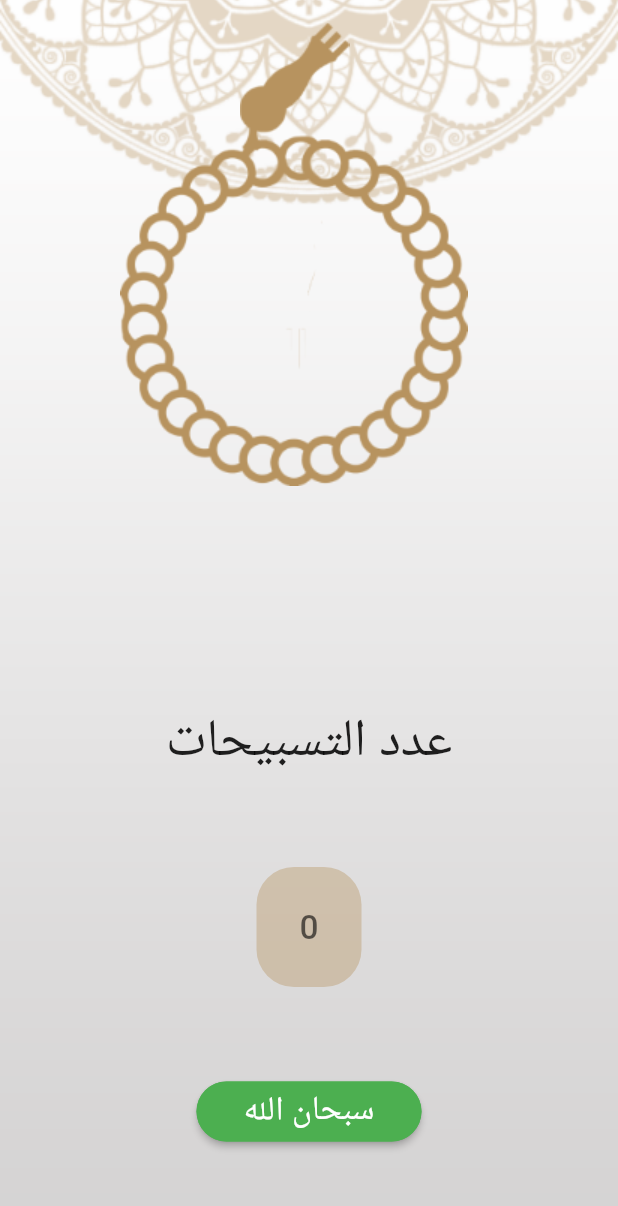
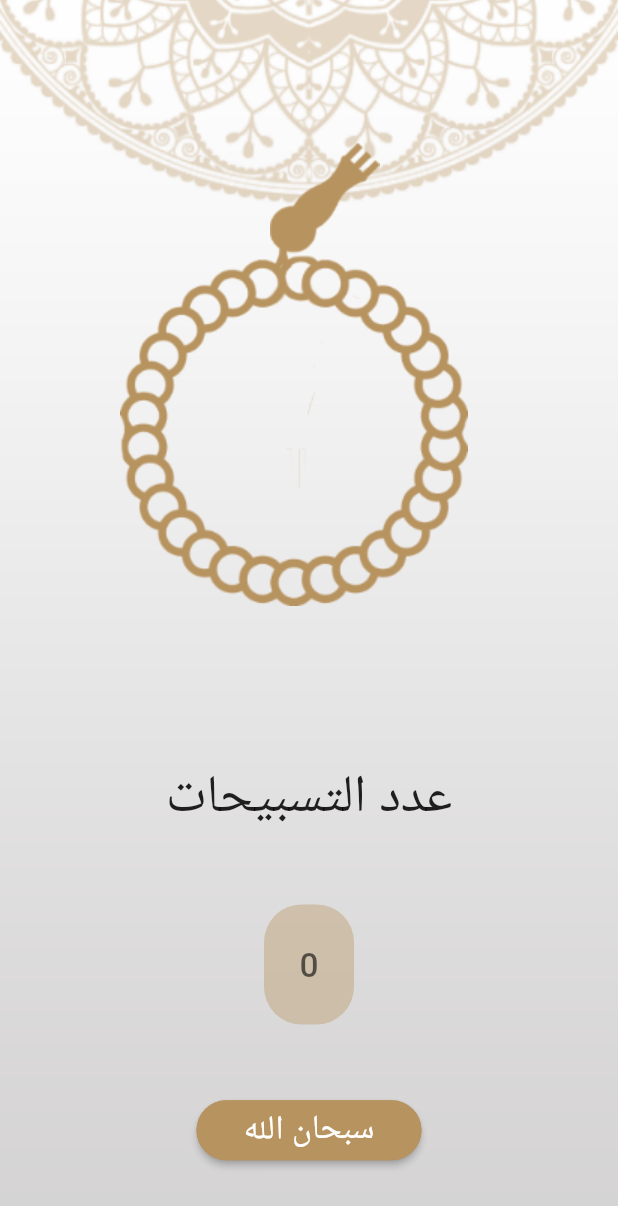
Before and after one commit to Eyadzz/Quran_Application, a Flutter app: the TasbeehScreen screen opened by its route, on a phone screen of 412 x 824 dp. Shown: the top 1206 px of the screen. Run offline on Flutter 3.47's test engine with Material 2 defaults, Android fonts, the phone set to English and light mode, and no system bars; our stand-ins replace splashscreen.

Commit message:
changed buttons size, sebha position

```diff
--- a/lib/Home.dart
+++ b/lib/Home.dart
@@ -35,7 +35,7 @@ class _HomeState extends State<Home> {
         children: [
             QuranScreen(),
             Container(
-              child: Center(child: Text("Radio"),),
+              child: Center(child: Text("radio broke"),),
             ),
             TasbeehScreen(),
             HadethScreen(),
--- a/lib/TasbeehCounterDisplay.dart
+++ b/lib/TasbeehCounterDisplay.dart
@@ -49,7 +49,7 @@ class _TasbeehCounterDisplayState extends State<TasbeehCounterDisplay> {
             style: ButtonStyle(
                 backgroundColor: MaterialStateProperty.all(
                     Color.fromRGBO(183, 147, 95, 1).withAlpha(100)),
-                fixedSize: MaterialStateProperty.all(Size(70, 80)),
+                minimumSize: MaterialStateProperty.all(Size(60,80)),
                 shape: MaterialStateProperty.all<RoundedRectangleBorder>(
                     RoundedRectangleBorder(
                   borderRadius: BorderRadius.circular(25.0),
@@ -58,12 +58,12 @@ class _TasbeehCounterDisplayState extends State<TasbeehCounterDisplay> {
             onPressed: _incrementTasbeehCounter,
             child: Text(tasbeehButtonLabel, textScaleFactor: 1.6),
             style: ButtonStyle(
-                backgroundColor: MaterialStateProperty.all(Colors.green),
-                fixedSize: MaterialStateProperty.all(Size(150, 40)),
+                backgroundColor: MaterialStateProperty.all(Color.fromRGBO(183, 147, 95, 1)),
+                minimumSize: MaterialStateProperty.all(Size(150,40)),
                 shape: MaterialStateProperty.all<RoundedRectangleBorder>(
                     RoundedRectangleBorder(
                         borderRadius: BorderRadius.circular(25.0),
-                        side: BorderSide(color: Colors.green)))))
+                        side: BorderSide(color: Color.fromRGBO(183, 147, 95, 1))))))
       ],
     );
   }
--- a/lib/TasbeehScreen.dart
+++ b/lib/TasbeehScreen.dart
@@ -22,13 +22,13 @@ class TasbeehScreen extends StatelessWidget {
             crossAxisAlignment: CrossAxisAlignment.center,
             mainAxisAlignment: MainAxisAlignment.start,
             children: <Widget>[
+              SizedBox(height: 80,),
               Expanded(
-                flex: 1,
                 child: Stack(
                   children: [
                     Positioned(
                       top: 15,
-                      left: 160,
+                      left: 180,
                       child: Container(
                         child: Image(
                           image: AssetImage('assets/images/headofseb7a.png'),
@@ -48,6 +48,7 @@ class TasbeehScreen extends StatelessWidget {
                   ],
                 ),
               ),
+              SizedBox(height: 20,),
               Expanded(child: TasbeehCounterDisplay()),
             ])
       ],
```
